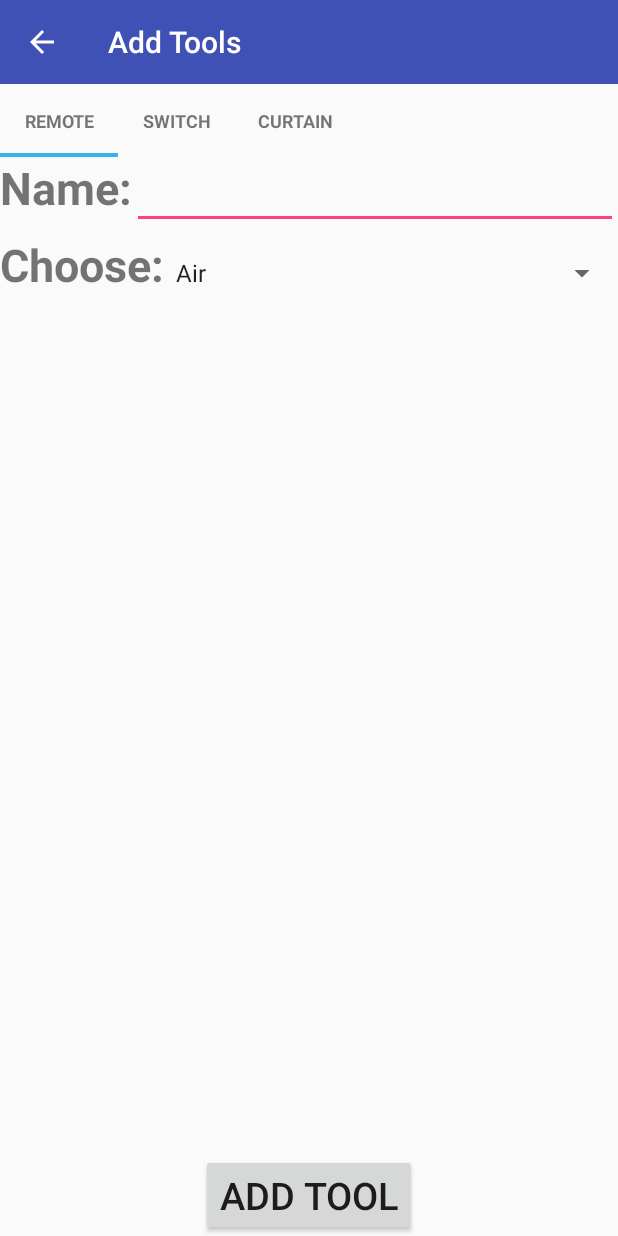
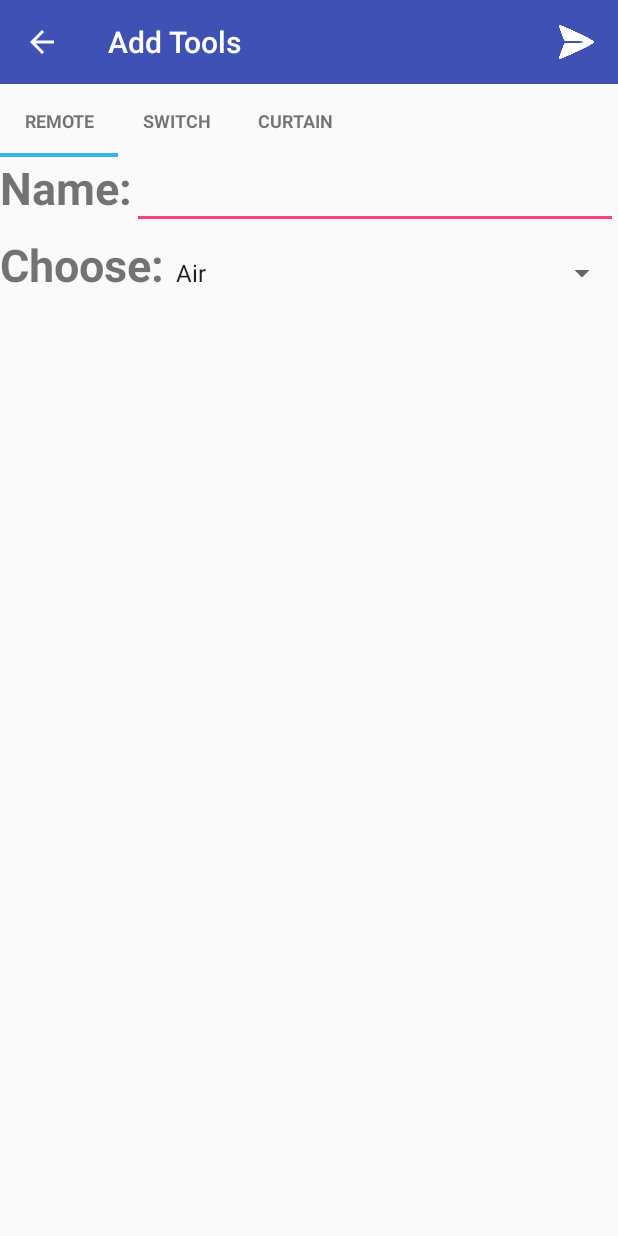
Before and after one commit to dookdikz/seniorProject, an Android app: the AddRemoteFragment screen opened directly, with no data from a screen before it, on a phone screen of 412 x 824 dp. Run offline under Robolectric (Android 15) with nearby library versions, the light colour scheme and no system bars; our stand-ins replace Firebase (no records; nobody signed in at launch, a user with empty details on screens opened directly).

```diff
--- a/ElecControl/app/src/main/java/com/example/tanawat/eleccontrol/fragment/AddRemoteFragment.java
+++ b/ElecControl/app/src/main/java/com/example/tanawat/eleccontrol/fragment/AddRemoteFragment.java
@@ -8,6 +8,9 @@ import android.support.annotation.Nullable;
 import android.support.v4.app.Fragment;
 import android.view.LayoutInflater;
 
+import android.view.Menu;
+import android.view.MenuInflater;
+import android.view.MenuItem;
 import android.view.MotionEvent;
 import android.view.View;
 import android.view.ViewGroup;
@@ -78,6 +81,7 @@ public class AddRemoteFragment extends Fragment {
     @SuppressWarnings("UnusedParameters")
     private void init(Bundle savedInstanceState) {
         // Init Fragment level's variable(s) here
+        setHasOptionsMenu(true);
     }
 
     @SuppressWarnings("UnusedParameters")
@@ -121,19 +125,19 @@ public class AddRemoteFragment extends Fragment {
         spinChooseRemote.setAdapter(adapterChooseRemote);
 //        spinOnOrOff.setAdapter(adapterOnOrOff);
         closeKeyboard(getActivity(), etNameRemote.getWindowToken());
-        btnAddTool = (Button) rootView.findViewById(R.id.btnAddTool) ;
-        btnAddTool.setOnClickListener(new View.OnClickListener() {
-            @Override
-            public void onClick(View v) {
-
-                ButtonItemCms buttonItemCms = new ButtonItemCms();
-                buttonItemCms.setName(etNameRemote.getText().toString());
-                buttonItemCms.setType(choosenRemote);
-                buttonItemCms.setstatus("Off");
-                FragmentListener listener = (FragmentListener) getActivity();
-                listener.onAddToolCommandButtonClicked(buttonItemCms);
-            }
-        });
+//        btnAddTool = (Button) rootView.findViewById(R.id.btnAddTool) ;
+//        btnAddTool.setOnClickListener(new View.OnClickListener() {
+//            @Override
+//            public void onClick(View v) {
+//
+//                ButtonItemCms buttonItemCms = new ButtonItemCms();
+//                buttonItemCms.setName(etNameRemote.getText().toString());
+//                buttonItemCms.setType(choosenRemote);
+//                buttonItemCms.setstatus("Off");
+//                FragmentListener listener = (FragmentListener) getActivity();
+//                listener.onAddToolCommandButtonClicked(buttonItemCms);
+//            }
+//        });
         if(!(rootView instanceof EditText)) {
 
             rootView.setOnTouchListener(new View.OnTouchListener() {
@@ -166,4 +170,23 @@ public class AddRemoteFragment extends Fragment {
         inputMethodManager.hideSoftInputFromWindow(activity.getCurrentFocus().getWindowToken(), 0);
     }
 
+    @Override
+    public void onCreateOptionsMenu(Menu menu, MenuInflater inflater) {
+        inflater.inflate(R.menu.menu_submit_tool,menu);
+    }
+
+    @Override
+    public boolean onOptionsItemSelected(MenuItem item) {
+        if (item.getItemId() == R.id.actionSubmit) {
+            ButtonItemCms buttonItemCms = new ButtonItemCms();
+            buttonItemCms.setName(etNameRemote.getText().toString());
+            buttonItemCms.setType(choosenRemote);
+            buttonItemCms.setstatus("Off");
+            FragmentListener listener = (FragmentListener) getActivity();
+            listener.onAddToolCommandButtonClicked(buttonItemCms);
+
+
+        }
+        return super.onOptionsItemSelected(item);
+    }
 }
--- a/ElecControl/app/src/main/java/com/example/tanawat/eleccontrol/fragment/AddSwitchFragment.java
+++ b/ElecControl/app/src/main/java/com/example/tanawat/eleccontrol/fragment/AddSwitchFragment.java
@@ -4,8 +4,10 @@ import android.app.Activity;
 import android.os.Bundle;
 import android.support.annotation.Nullable;
 import android.support.v4.app.Fragment;
-import android.support.v4.app.FragmentActivity;
 import android.view.LayoutInflater;
+import android.view.Menu;
+import android.view.MenuInflater;
+import android.view.MenuItem;
 import android.view.MotionEvent;
 import android.view.View;
 import android.view.ViewGroup;
@@ -27,13 +29,13 @@ public class AddSwitchFragment extends Fragment {
     private Button btnAddTool;
     private EditText etNameSwitch;
 
-    public interface FragmentListener{
+    public interface FragmentListener {
         void onAddToolCommandButtonClicked(ButtonItemCms buttonItemCms);
     }
 
     private Spinner spinChooseSwitch;
     private Spinner spinOnOrOff;
-   private  String choosenSwitch;
+    private String choosenSwitch;
 
     public AddSwitchFragment() {
         super();
@@ -66,6 +68,7 @@ public class AddSwitchFragment extends Fragment {
     @SuppressWarnings("UnusedParameters")
     private void init(Bundle savedInstanceState) {
         // Init Fragment level's variable(s) here
+        setHasOptionsMenu(true);
     }
 
     @SuppressWarnings("UnusedParameters")
@@ -79,7 +82,7 @@ public class AddSwitchFragment extends Fragment {
         final String[] chooseSwitch = getResources().getStringArray(R.array.chooseSwitch);
 //        final String[] onOrOff = getResources().getStringArray(R.array.onOrOff);
         final ArrayAdapter<String> adapterChooseSwitch = new ArrayAdapter<String>(rootView.getContext(),
-                android.R.layout.simple_dropdown_item_1line,chooseSwitch);
+                android.R.layout.simple_dropdown_item_1line, chooseSwitch);
 //        final ArrayAdapter<String> adapterOnOrOff = new ArrayAdapter<String>(rootView.getContext(),android.R.layout.simple_dropdown_item_1line,onOrOff);
         spinChooseSwitch.setAdapter(adapterChooseSwitch);
 //        spinOnOrOff.setAdapter(adapterOnOrOff);
@@ -94,20 +97,20 @@ public class AddSwitchFragment extends Fragment {
 
             }
         });
-        btnAddTool = (Button) rootView.findViewById(R.id.btnAddTool) ;
-        btnAddTool.setOnClickListener(new View.OnClickListener() {
-            @Override
-            public void onClick(View v) {
-
-                ButtonItemCms buttonItemCms = new ButtonItemCms();
-                buttonItemCms.setName(etNameSwitch.getText().toString());
-                buttonItemCms.setType(choosenSwitch);
-                buttonItemCms.setstatus("Off");
-                FragmentListener listener = (FragmentListener) getActivity();
-                listener.onAddToolCommandButtonClicked(buttonItemCms);
-            }
-        });
-        if(!(rootView instanceof EditText)) {
+//        btnAddTool = (Button) rootView.findViewById(R.id.btnAddTool) ;
+//        btnAddTool.setOnClickListener(new View.OnClickListener() {
+//            @Override
+//            public void onClick(View v) {
+//
+//                ButtonItemCms buttonItemCms = new ButtonItemCms();
+//                buttonItemCms.setName(etNameSwitch.getText().toString());
+//                buttonItemCms.setType(choosenSwitch);
+//                buttonItemCms.setstatus("Off");
+//                FragmentListener listener = (FragmentListener) getActivity();
+//                listener.onAddToolCommandButtonClicked(buttonItemCms);
+//            }
+//        });
+        if (!(rootView instanceof EditText)) {
 
             rootView.setOnTouchListener(new View.OnTouchListener() {
 
@@ -121,7 +124,6 @@ public class AddSwitchFragment extends Fragment {
     }
 
 
-
     @Override
     public void onSaveInstanceState(Bundle outState) {
         super.onSaveInstanceState(outState);
@@ -132,8 +134,29 @@ public class AddSwitchFragment extends Fragment {
     private void onRestoreInstanceState(Bundle savedInstanceState) {
         // Restore Instance (Fragment level's variables) State here
     }
+
     public static void hideSoftKeyboard(Activity activity) {
-        InputMethodManager inputMethodManager = (InputMethodManager)  activity.getSystemService(Activity.INPUT_METHOD_SERVICE);
+        InputMethodManager inputMethodManager = (InputMethodManager) activity.getSystemService(Activity.INPUT_METHOD_SERVICE);
         inputMethodManager.hideSoftInputFromWindow(activity.getCurrentFocus().getWindowToken(), 0);
     }
+
+    @Override
+    public void onCreateOptionsMenu(Menu menu, MenuInflater inflater) {
+        inflater.inflate(R.menu.menu_submit_tool, menu);
+    }
+
+    @Override
+    public boolean onOptionsItemSelected(MenuItem item) {
+        if (item.getItemId() == R.id.actionSubmit) {
+
+            ButtonItemCms buttonItemCms = new ButtonItemCms();
+            buttonItemCms.setName(etNameSwitch.getText().toString());
+            buttonItemCms.setType(choosenSwitch);
+            buttonItemCms.setstatus("Off");
+            FragmentListener listener = (FragmentListener) getActivity();
+            listener.onAddToolCommandButtonClicked(buttonItemCms);
+
+        }
+        return super.onOptionsItemSelected(item);
+    }
 }
--- a/ElecControl/app/src/main/java/com/example/tanawat/eleccontrol/fragment/EditSceneOptionFragment.java
+++ b/ElecControl/app/src/main/java/com/example/tanawat/eleccontrol/fragment/EditSceneOptionFragment.java
@@ -201,7 +201,7 @@ public class EditSceneOptionFragment extends Fragment {
     }
     @Override
     public void onCreateOptionsMenu(Menu menu, MenuInflater inflater) {
-        inflater.inflate(R.menu.menu_add_scene, menu);
+        inflater.inflate(R.menu.menu_submit_tool, menu);
     }
     @SuppressWarnings("UnusedParameters")
     private void onRestoreInstanceState(Bundle savedInstanceState) {
@@ -296,7 +296,7 @@ public class EditSceneOptionFragment extends Fragment {
 
     @Override
     public boolean onOptionsItemSelected(MenuItem item) {
-        if (item.getItemId() == R.id.actionNext) {
+        if (item.getItemId() == R.id.actionSubmit) {
             if (!tvSetTime.getText().equals("No Set")) {
                 id = buttonItemCollectionCms.getNumId();
                 Intent intent = new Intent(getActivity(), AlarmReceiver.class);
--- a/ElecControl/app/src/main/java/com/example/tanawat/eleccontrol/fragment/SetSceneOptionFragment.java
+++ b/ElecControl/app/src/main/java/com/example/tanawat/eleccontrol/fragment/SetSceneOptionFragment.java
@@ -308,12 +308,12 @@ public class SetSceneOptionFragment extends Fragment {
 
     @Override
     public void onCreateOptionsMenu(Menu menu, MenuInflater inflater) {
-        inflater.inflate(R.menu.menu_add_scene, menu);
+        inflater.inflate(R.menu.menu_submit_tool, menu);
     }
 
     @Override
     public boolean onOptionsItemSelected(MenuItem item) {
-        if (item.getItemId() == R.id.actionNext) {
+        if (item.getItemId() == R.id.actionSubmit) {
 
             buttonItemCollectionCms.setNumId(id);
 
--- a/ElecControl/app/src/main/res/layout/fragment_add_remote.xml
+++ b/ElecControl/app/src/main/res/layout/fragment_add_remote.xml
@@ -41,14 +41,14 @@
         </LinearLayout>
 
     </LinearLayout>
-    <Button
-        android:id="@+id/btnAddTool"
-        android:layout_width="wrap_content"
-        android:layout_height="wrap_content"
-        android:text="Add Tool"
+    <!--<Button-->
+        <!--android:id="@+id/btnAddTool"-->
+        <!--android:layout_width="wrap_content"-->
+        <!--android:layout_height="wrap_content"-->
+        <!--android:text="Add Tool"-->
 
-        android:textSize="25dp"
-        android:layout_alignParentBottom="true"
-        android:layout_centerInParent="true"/>
+        <!--android:textSize="25dp"-->
+        <!--android:layout_alignParentBottom="true"-->
+        <!--android:layout_centerInParent="true"/>-->
 
 </RelativeLayout>
--- a/ElecControl/app/src/main/res/layout/fragment_main.xml
+++ b/ElecControl/app/src/main/res/layout/fragment_main.xml
@@ -14,7 +14,7 @@
         android:orientation="horizontal">
         <ImageView
             android:id="@+id/btnGoTool"
-            android:layout_width="wrap_content"
+            android:layout_width="0dp"
             android:layout_height="40dp"
             android:src="@drawable/tool_icon"
             android:text="Tool"
@@ -28,7 +28,7 @@
 
             android:layout_weight="1"
             android:id="@+id/btnGoScene"
-            android:layout_width="wrap_content"
+            android:layout_width="0dp"
             android:layout_height="40dp"
             android:src="@drawable/scene_icon_off"
             android:text="Scene" />
--- a/ElecControl/app/src/main/res/layout/fragment_scene.xml
+++ b/ElecControl/app/src/main/res/layout/fragment_scene.xml
@@ -13,7 +13,7 @@
 
         <ImageView
             android:id="@+id/btnGoTool"
-            android:layout_width="wrap_content"
+            android:layout_width="0dp"
             android:layout_height="40dp"
             android:src="@drawable/tool_icon_off"
             android:text="Tool"
@@ -27,7 +27,7 @@
 
             android:layout_weight="1"
             android:id="@+id/btnGoScene"
-            android:layout_width="wrap_content"
+            android:layout_width="0dp"
             android:layout_height="40dp"
             android:background="@color/colorPrimary"
             android:src="@drawable/scene_icon"
--- /dev/null
+++ b/ElecControl/app/src/main/res/menu/menu_submit_tool.xml
@@ -0,0 +1,9 @@
+<?xml version="1.0" encoding="utf-8"?>
+<menu xmlns:android="http://schemas.android.com/apk/res/android"
+    xmlns:app="http://schemas.android.com/apk/res-auto">
+    <item android:id="@+id/actionSubmit"
+        android:icon="@drawable/submit_icon"
+        android:title="Submit"
+        app:showAsAction="always"/>
+
+</menu>
```
Also changed, not shown: ElecControl/app/src/main/java/com/example/tanawat/eleccontrol/adapter/EditSceneAdapter.java (+12 -9 lines), ElecControl/app/src/main/java/com/example/tanawat/eleccontrol/adapter/ToolListAdapter.java (+38 -27 lines), ElecControl/app/src/main/java/com/example/tanawat/eleccontrol/fragment/AddCurtainFragment.java (+36 -13 lines), ElecControl/app/src/main/java/com/example/tanawat/eleccontrol/fragment/MainFragment.java (+12 -11 lines), ElecControl/app/src/main/java/com/example/tanawat/eleccontrol/fragment/SceneFragment.java (+12 -11 lines), ElecControl/app/src/main/res/layout/fragment_add_curtain.xml (+8 -8 lines), ElecControl/app/src/main/res/layout/fragment_add_switch.xml (+9 -9 lines), ElecControl/app/src/main/res/menu/menu_add_command.xml (+4 -4 lines), ElecControl/app/src/main/res/drawable-xhdpi/scene_icon.gif, ElecControl/app/src/main/res/drawable-xhdpi/scene_icon_off.gif, ElecControl/app/src/main/res/drawable-xhdpi/submit_icon.gif (added).
